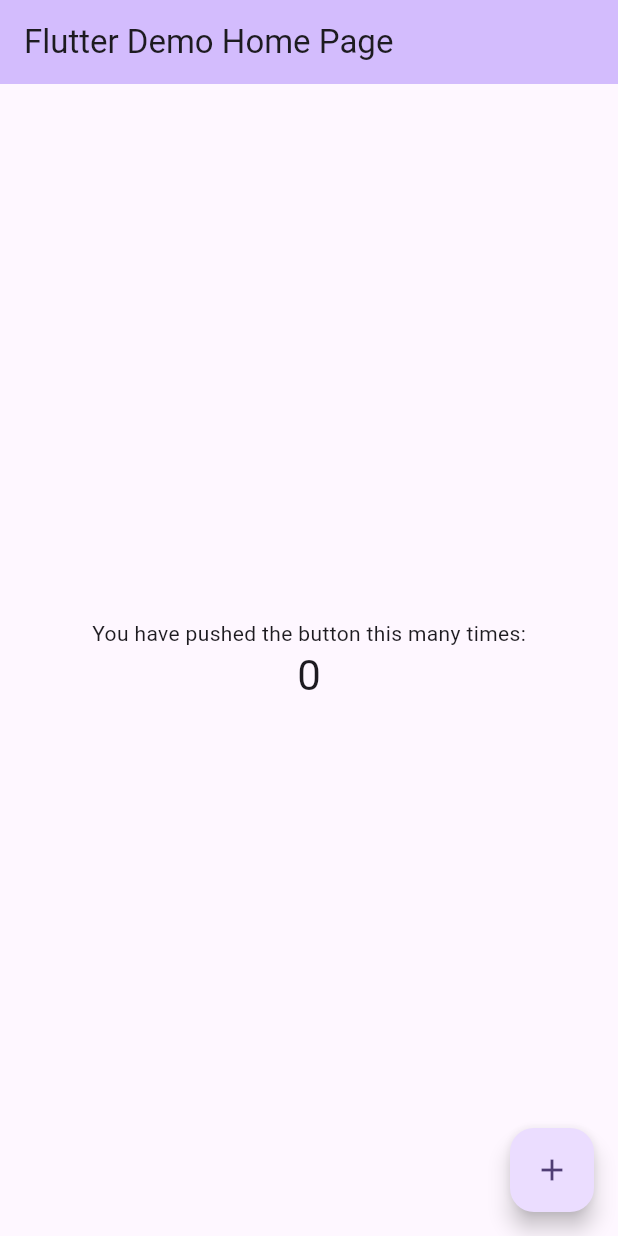
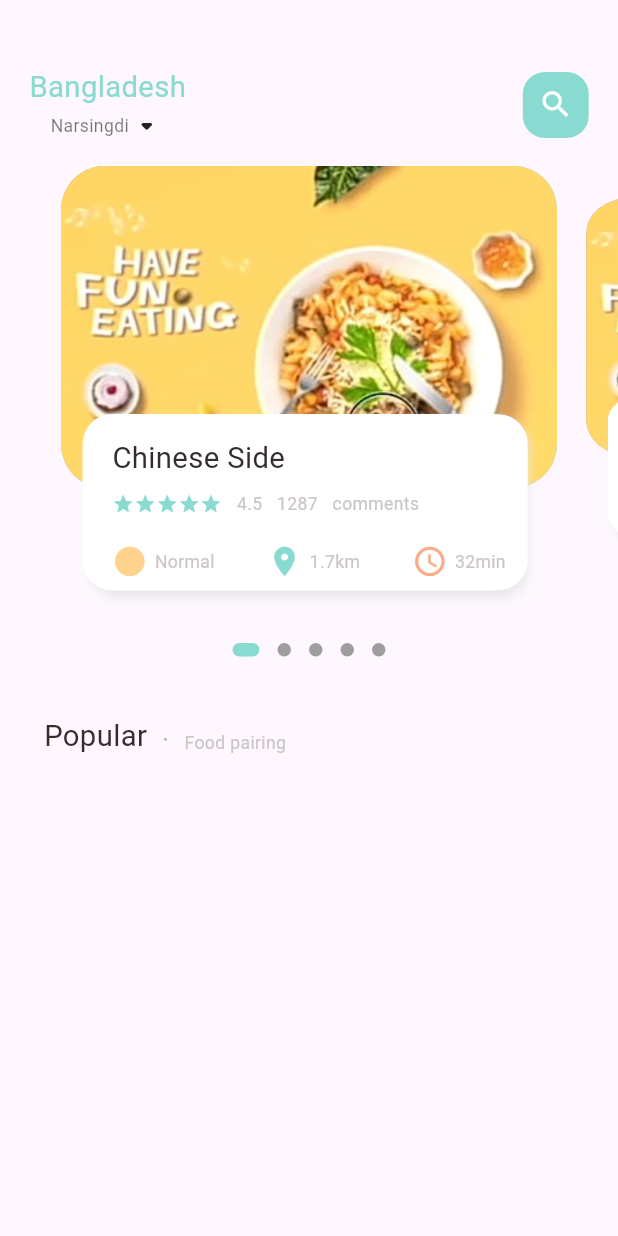
Before and after one commit to KunalPasad/food_delivery_app, a Flutter app: the screen it shows after launch, on a phone screen of 412 x 824 dp. Run offline on Flutter 3.47's test engine with Material 2 defaults, Android fonts, the phone set to English and light mode, and no system bars; drawn by our look-alikes of dots_indicator; our stand-ins replace get.

Commit message:
main food page and few fonts

```diff
--- /dev/null
+++ b/lib/home/food_page_body.dart
@@ -0,0 +1,257 @@
+import 'package:dots_indicator/dots_indicator.dart';
+import 'package:flutter/material.dart';
+import 'package:food_delivery_app/utils/colors.dart';
+import 'package:food_delivery_app/utils/dimensions.dart';
+import 'package:food_delivery_app/widgets/big_text.dart';
+import 'package:food_delivery_app/widgets/icon_and_text_widget.dart';
+import 'package:food_delivery_app/widgets/small_text.dart';
+
+class FoodPageBody extends StatefulWidget {
+  const FoodPageBody({Key? key}) : super(key: key);
+
+  @override
+  State<FoodPageBody> createState() => _FoodPageBodyState();
+}
+
+class _FoodPageBodyState extends State<FoodPageBody> {
+  var _currPageValue = 0.0;
+  double _scaleFactor = 0.8;
+  double _height = Dimensions.pageViewContainer;
+  PageController pageController = PageController(
+    viewportFraction: 0.85,
+  );
+
+  @override
+  void initState() {
+    pageController.addListener(() {
+      setState(() {
+        _currPageValue = pageController.page!;
+      });
+    });
+    super.initState();
+  }
+
+  @override
+  void dispose() {
+    pageController.dispose();
+    super.dispose();
+  }
+
+  @override
+  Widget build(BuildContext context) {
+    return Column(
+      children: [
+        Container(
+          // color: Colors.redAccent,
+          height: Dimensions.pageView,
+          child: PageView.builder(
+            controller: pageController,
+            itemCount: 5,
+            itemBuilder: (context, position) {
+              return _buildPageItem(position);
+            }
+          ),
+        ),
+        DotsIndicator(
+          dotsCount: 5,
+          position: _currPageValue,
+          decorator: DotsDecorator(
+            activeColor: AppColors.mainColor,
+            size: const Size.square(9.0),
+            activeSize: const Size(18.0, 9.0),
+            activeShape: RoundedRectangleBorder(borderRadius: BorderRadius.circular(5.0)),
+          ),
+        ),
+        SizedBox(
+          height: Dimensions.height30,
+        ),
+        Container(
+          margin: EdgeInsets.only(
+            left: Dimensions.width30,
+          ),
+          child: Row(
+            crossAxisAlignment: CrossAxisAlignment.end,
+            children: [
+              BigText(
+                text: 'Popular'
+              ),
+              SizedBox(
+                width: Dimensions.width10,
+              ),
+              Container(
+                margin: EdgeInsets.only(
+                  bottom: 3,
+                ),
+                child: BigText(
+                  text: '.',
+                  color: Colors.black26,
+                ),
+              ),
+              SizedBox(
+                width: Dimensions.width10,
+              ),
+              Container(
+                margin: EdgeInsets.only(
+                    bottom: 2,
+                ),
+                child: SmallText(
+                  text: 'Food pairing',
+                ),
+              ),
+            ],
+          ),
+        ),
+      ],
+    );
+  }
+
+  Widget _buildPageItem(int index) {
+    Matrix4 matrix = new Matrix4.identity();
+    if(index == _currPageValue.floor()) {
+      var currScale = 1 - (_currPageValue - index) * (1 - _scaleFactor);
+      var currTrans = _height * (1 - currScale) / 2;
+      matrix = Matrix4.diagonal3Values(1, currScale, 1)..setTranslationRaw(0, currTrans, 0);
+    }
+    else if(index == _currPageValue.floor() + 1){
+      var currScale = _scaleFactor + (_currPageValue - index + 1) * (1 - _scaleFactor);
+      var currTrans = _height * (1 - currScale) / 2;
+      matrix = Matrix4.diagonal3Values(1, currScale, 1);
+      matrix = Matrix4.diagonal3Values(1, currScale, 1)..setTranslationRaw(0, currTrans, 0);
+    }
+    else if(index == _currPageValue.floor() - 1){
+      var currScale = 1 - (_currPageValue - index) * (1 - _scaleFactor);
+      var currTrans = _height * (1 - currScale) / 2;
+      matrix = Matrix4.diagonal3Values(1, currScale, 1);
+      matrix = Matrix4.diagonal3Values(1, currScale, 1)..setTranslationRaw(0, currTrans, 0);
+    }
+    else{
+      var currScale = 0.8;
+      matrix = Matrix4.diagonal3Values(1, currScale, 1)..setTranslationRaw(0, _height * (1 - _scaleFactor), 1);
+    }
+    return Transform(
+      transform: matrix,
+      child: Stack(
+        children: [
+          Container(
+            height: Dimensions.pageViewContainer,
+            margin: EdgeInsets.only(
+              left: Dimensions.width10,
+              right: Dimensions.width10,
+            ),
+            decoration: BoxDecoration(
+                borderRadius: BorderRadius.circular(Dimensions.radius30),
+                color: index.isEven ? Color(0xFF69c5df) : Color(0xFF9294cc),
+                image: DecorationImage(
+                  fit: BoxFit.cover,
+                  image: AssetImage(
+                    'assets/image/food0.jpeg',
+                  ),
+                )),
+          ),
+          Align(
+            alignment: Alignment.bottomCenter,
+            child: Container(
+              height: Dimensions.pageViewTextContainer,
+              margin: EdgeInsets.only(
+                left: Dimensions.width30,
+                right: Dimensions.width30,
+                bottom: Dimensions.height30,
+              ),
+              decoration: BoxDecoration(
+                borderRadius: BorderRadius.circular(Dimensions.radius20),
+                color: Colors.white,
+                boxShadow: [
+                  BoxShadow(
+                    color: Color(0xFFe8e8e8),
+                    blurRadius: 5.0,
+                    offset: Offset(0, 5),
+                  ),
+                  BoxShadow(
+                    color: Colors.white,
+                    offset: Offset(-5, 0),
+                  ),
+                  BoxShadow(
+                    color: Colors.white,
+                    offset: Offset(-5, 0),
+                  ),
+                ],
+              ),
+              child: Container(
+                padding: EdgeInsets.only(
+                  top: Dimensions.height15,
+                  left: Dimensions.width15,
+                  right: Dimensions.width15,
+                ),
+                child: Column(
+                  crossAxisAlignment: CrossAxisAlignment.start,
+                  children: [
+                    BigText(
+                      text: 'Chinese Side',
+                    ),
+                    SizedBox(
+                      height: Dimensions.height10,
+                    ),
+                    Row(
+                      children: [
+                        Wrap(
+                          children: List.generate(5, (index) {
+                            return Icon(
+                              Icons.star,
+                              color: AppColors.mainColor,
+                              size: Dimensions.height15,
+                            );
+                          }),
+                        ),
+                        SizedBox(
+                          width: Dimensions.width10,
+                        ),
+                        SmallText(
+                          text: '4.5',
+                        ),
+                        SizedBox(
+                          width: Dimensions.width10,
+                        ),
+                        SmallText(
+                          text: '1287',
+                        ),
+                        SizedBox(
+                          width: Dimensions.width10,
+                        ),
+                        SmallText(
+                          text: 'comments',
+                        ),
+                      ],
+                    ),
+                    SizedBox(
+                      height: Dimensions.height20,
+                    ),
+                    Row(
+                      mainAxisAlignment: MainAxisAlignment.spaceBetween,
+                      children: [
+                        IconAndTextWidget(
+                          icon: Icons.circle_sharp,
+                          text: 'Normal',
+                          iconColor: AppColors.iconColor1,
+                        ),
+                        IconAndTextWidget(
+                          icon: Icons.location_on,
+                          text: '1.7km',
+                          iconColor: AppColors.mainColor,
+                        ),
+                        IconAndTextWidget(
+                          icon: Icons.access_time_rounded,
+                          text: '32min',
+                          iconColor: AppColors.iconColor2,
+                        ),
+                      ],
+                    ),
+                  ],
+                ),
+              ),
+            ),
+          )
+        ],
+      ),
+    );
+  }
+}
--- /dev/null
+++ b/lib/home/main_food_page.dart
@@ -0,0 +1,77 @@
+import 'package:flutter/material.dart';
+import 'package:food_delivery_app/home/food_page_body.dart';
+import 'package:food_delivery_app/utils/colors.dart';
+import 'package:food_delivery_app/widgets/big_text.dart';
+import 'package:food_delivery_app/widgets/small_text.dart';
+import 'package:food_delivery_app/utils/dimensions.dart';
+
+class MainFoodPage extends StatefulWidget {
+  const MainFoodPage({Key? key}) : super(key: key);
+
+  @override
+  State<MainFoodPage> createState() => _MainFoodPageState();
+}
+
+class _MainFoodPageState extends State<MainFoodPage> {
+  @override
+  Widget build(BuildContext context) {
+    return Scaffold(
+      body: Column(
+        children: [
+          Container(
+            child: Container(
+              margin: EdgeInsets.only(
+                top: Dimensions.height45,
+                bottom: Dimensions.height15,
+              ),
+              padding: EdgeInsets.only(
+                left: Dimensions.width20,
+                right: Dimensions.width20,
+              ),
+              child: Row(
+                mainAxisAlignment: MainAxisAlignment.spaceBetween,
+                children: [
+                  Column(
+                    children: [
+                      BigText(
+                        text: 'Bangladesh',
+                        color: AppColors.mainColor,
+                      ),
+                      Row(
+                        children: [
+                          SmallText(
+                            text: 'Narsingdi',
+                            color: Colors.black54,
+                          ),
+                          Icon(
+                            Icons.arrow_drop_down_rounded
+                          ),
+                        ],
+                      ),
+                    ],
+                  ),
+                  Center(
+                    child: Container(
+                      width: Dimensions.width45,
+                      height: Dimensions.height45,
+                      child: Icon(
+                        Icons.search,
+                        color: Colors.white,
+                        size: Dimensions.iconSize24,
+                      ),
+                      decoration: BoxDecoration(
+                        borderRadius: BorderRadius.circular(Dimensions.radius15),
+                        color: AppColors.mainColor,
+                      ),
+                    ),
+                  ),
+                ],
+              ),
+            ),
+          ),
+          FoodPageBody(),
+        ],
+      ),
+    );
+  }
+}
--- a/lib/main.dart
+++ b/lib/main.dart
@@ -1,4 +1,6 @@
 import 'package:flutter/material.dart';
+import 'package:food_delivery_app/home/main_food_page.dart';
+import 'package:get/get.dart';
 
 void main() {
   runApp(const MyApp());
@@ -10,116 +12,14 @@ class MyApp extends StatelessWidget {
   // This widget is the root of your application.
   @override
   Widget build(BuildContext context) {
-    return MaterialApp(
+    return GetMaterialApp(
+      debugShowCheckedModeBanner: false,
       title: 'Flutter Demo',
       theme: ThemeData(
-        // This is the theme of your application.
-        //
-        // TRY THIS: Try running your application with "flutter run". You'll see
-        // the application has a blue toolbar. Then, without quitting the app,
-        // try changing the seedColor in the colorScheme below to Colors.green
-        // and then invoke "hot reload" (save your changes or press the "hot
-        // reload" button in a Flutter-supported IDE, or press "r" if you used
-        // the command line to start the app).
-        //
-        // Notice that the counter didn't reset back to zero; the application
-        // state is not lost during the reload. To reset the state, use hot
-        // restart instead.
-        //
-        // This works for code too, not just values: Most code changes can be
-        // tested with just a hot reload.
         colorScheme: ColorScheme.fromSeed(seedColor: Colors.deepPurple),
         useMaterial3: true,
       ),
-      home: const MyHomePage(title: 'Flutter Demo Home Page'),
+      home: MainFoodPage(),
     );
   }
 }
-
-class MyHomePage extends StatefulWidget {
-  const MyHomePage({super.key, required this.title});
-
-  // This widget is the home page of your application. It is stateful, meaning
-  // that it has a State object (defined below) that contains fields that affect
-  // how it looks.
-
-  // This class is the configuration for the state. It holds the values (in this
-  // case the title) provided by the parent (in this case the App widget) and
-  // used by the build method of the State. Fields in a Widget subclass are
-  // always marked "final".
-
-  final String title;
-
-  @override
-  State<MyHomePage> createState() => _MyHomePageState();
-}
-
-class _MyHomePageState extends State<MyHomePage> {
-  int _counter = 0;
-
-  void _incrementCounter() {
-    setState(() {
-      // This call to setState tells the Flutter framework that something has
-      // changed in this State, which causes it to rerun the build method below
-      // so that the display can reflect the updated values. If we changed
-      // _counter without calling setState(), then the build method would not be
-      // called again, and so nothing would appear to happen.
-      _counter++;
-    });
-  }
-
-  @override
-  Widget build(BuildContext context) {
-    // This method is rerun every time setState is called, for instance as done
-    // by the _incrementCounter method above.
-    //
-    // The Flutter framework has been optimized to make rerunning build methods
-    // fast, so that you can just rebuild anything that needs updating rather
-    // than having to individually change instances of widgets.
-    return Scaffold(
-      appBar: AppBar(
-        // TRY THIS: Try changing the color here to a specific color (to
-        // Colors.amber, perhaps?) and trigger a hot reload to see the AppBar
-        // change color while the other colors stay the same.
-        backgroundColor: Theme.of(context).colorScheme.inversePrimary,
-        // Here we take the value from the MyHomePage object that was created by
-        // the App.build method, and use it to set our appbar title.
-        title: Text(widget.title),
-      ),
-      body: Center(
-        // Center is a layout widget. It takes a single child and positions it
-        // in the middle of the parent.
-        child: Column(
-          // Column is also a layout widget. It takes a list of children and
-          // arranges them vertically. By default, it sizes itself to fit its
-          // children horizontally, and tries to be as tall as its parent.
-          //
-          // Column has various properties to control how it sizes itself and
-          // how it positions its children. Here we use mainAxisAlignment to
-          // center the children vertically; the main axis here is the vertical
-          // axis because Columns are vertical (the cross axis would be
-          // horizontal).
-          //
-          // TRY THIS: Invoke "debug painting" (choose the "Toggle Debug Paint"
-          // action in the IDE, or press "p" in the console), to see the
-          // wireframe for each widget.
-          mainAxisAlignment: MainAxisAlignment.center,
-          children: <Widget>[
-            const Text(
-              'You have pushed the button this many times:',
-            ),
-            Text(
-              '$_counter',
-              style: Theme.of(context).textTheme.headlineMedium,
-            ),
-          ],
-        ),
-      ),
-      floatingActionButton: FloatingActionButton(
-        onPressed: _incrementCounter,
-        tooltip: 'Increment',
-        child: const Icon(Icons.add),
-      ), // This trailing comma makes auto-formatting nicer for build methods.
-    );
-  }
-}
--- /dev/null
+++ b/lib/utils/colors.dart
@@ -0,0 +1,14 @@
+import 'dart:ui';
+
+class AppColors{
+  static final Color textColor = const Color(0xFFccc7c5);
+  static final Color mainColor = const Color(0xFF89dad0);
+  static final Color iconColor1 = const Color(0xFFffd28d);
+  static final Color iconColor2 = const Color(0xFFfcab88);
+  static final Color paraColor = const Color(0xFF8f837f);
+  static final Color buttonBackgroundColor = const Color(0xFFf7f6f4);
+  static final Color signColor = const Color(0xFFa9a29f);
+  static final Color titleColor = const Color(0xFF5c524f);
+  static final Color mainBlackColor = const Color(0xFF332d2b);
+  static final Color yellowColor = const Color(0xFFffd379);
+}
--- /dev/null
+++ b/lib/utils/dimensions.dart
@@ -0,0 +1,31 @@
+import 'package:get/get.dart';
+
+class Dimensions{
+  static double screenHeight = Get.context!.height;
+  static double screenWidth = Get.context!.width;
+
+  static double pageView = screenHeight / 2.64;
+  static double pageViewContainer = screenHeight / 3.84;
+  static double pageViewTextContainer = screenHeight / 7.03;
+
+  static double height10 = screenHeight / 84.4;
+  static double height15 = screenHeight / 56.27;
+  static double height20 = screenHeight / 42.2;
+  static double height30 = screenHeight / 28.13;
+  static double height45 = screenHeight / 18.75;
+
+  static double width05 = screenHeight / 168.8;
+  static double width10 = screenHeight / 84.4;
+  static double width15 = screenHeight / 56.27;
+  static double width20 = screenHeight / 42.2;
+  static double width30 = screenHeight / 28.13;
+  static double width45 = screenHeight / 18.75;
+
+  static double font12 = screenHeight / 70.33;
+  static double font20 = screenHeight / 42.2;
+  static double radius15 = screenHeight / 56.27;
+  static double radius20 = screenHeight / 42.2;
+  static double radius30 = screenHeight / 28.13;
+
+  static double iconSize24 = screenHeight / 35.17;
+}
--- /dev/null
+++ b/lib/widgets/big_text.dart
@@ -0,0 +1,31 @@
+import 'package:flutter/material.dart';
+import 'package:food_delivery_app/utils/dimensions.dart';
+
+class BigText extends StatelessWidget {
+  Color? color;
+  final String text;
+  double size;
+  TextOverflow overFlow;
+  BigText({
+    Key? key,
+    this.color = const Color(0xFF332d2b),
+    required this.text,
+    this.size = 0,
+    this.overFlow = TextOverflow.ellipsis
+  }) : super(key: key);
+
+  @override
+  Widget build(BuildContext context) {
+    return Text(
+      text,
+      maxLines: 1,
+      overflow: overFlow,
+      style: TextStyle(
+        color: color,
+        fontWeight: FontWeight.w400,
+        fontFamily: 'Roboto',
+        fontSize: size == 0 ? Dimensions.font20 : size,
+      ),
+    );
+  }
+}
--- /dev/null
+++ b/lib/widgets/icon_and_text_widget.dart
@@ -0,0 +1,34 @@
+import 'package:flutter/material.dart';
+import 'package:food_delivery_app/widgets/small_text.dart';
+import 'package:food_delivery_app/utils/dimensions.dart';
+
+class IconAndTextWidget extends StatelessWidget {
+  final IconData icon;
+  final String text;
+  final Color iconColor;
+  const IconAndTextWidget(
+      {Key? key,
+      required this.icon,
+      required this.text,
+      required this.iconColor})
+      : super(key: key);
+
+  @override
+  Widget build(BuildContext context) {
+    return Row(
+      children: [
+        Icon(
+          icon,
+          color: iconColor,
+          size: Dimensions.iconSize24,
+        ),
+        SizedBox(
+          width: Dimensions.width05,
+        ),
+        SmallText(
+          text: text,
+        )
+      ],
+    );
+  }
+}
--- /dev/null
+++ b/lib/widgets/small_text.dart
@@ -0,0 +1,30 @@
+import 'package:flutter/material.dart';
+import 'package:food_delivery_app/utils/dimensions.dart';
+
+class SmallText extends StatelessWidget {
+  Color? color;
+  final String text;
+  double size;
+  double height;
+  SmallText({
+    Key? key,
+    this.color = const Color(0xFFccc7c5),
+    required this.text,
+    this.size = 0,
+    this.height = 1.2,
+  }) : super(key: key);
+
+  @override
+  Widget build(BuildContext context) {
+    return Text(
+      text,
+      style: TextStyle(
+        color: color,
+        fontWeight: FontWeight.w400,
+        fontFamily: 'Roboto',
+        fontSize: size == 0 ? Dimensions.font12 : size,
+        height: height
+      ),
+    );
+  }
+}
```
Also changed, not shown: pubspec.yaml (+15 -7 lines), assets/font/Roboto-Black.ttf (added), assets/font/Roboto-Bold.ttf (added), assets/font/Roboto-Medium.ttf (added), assets/font/Roboto-Regular.ttf (added), assets/image/food0.jpeg (added), assets/image/food1.jpeg (added), pubspec.lock.
